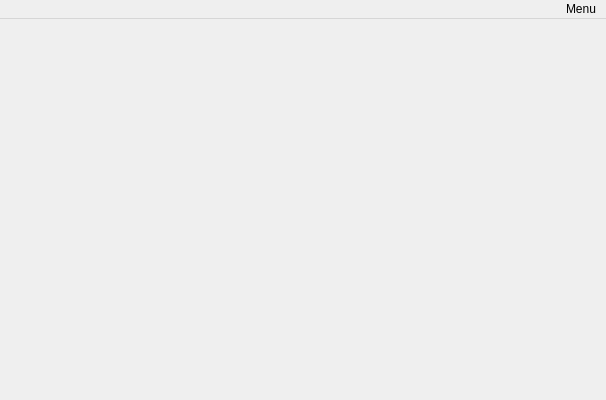
Above: mainwindow.ui from akukushkin/Battle_city before the change. Below: the same form after it.
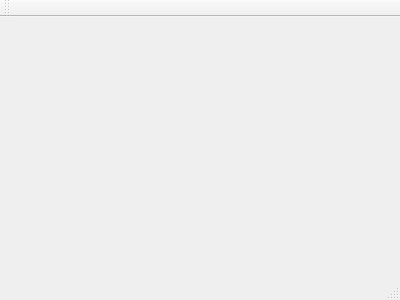
That is the form after the change. Icons and pictures are not drawn.

```diff
--- a/mainwindow.ui
+++ b/mainwindow.ui
@@ -1,61 +1,25 @@
 <?xml version="1.0" encoding="UTF-8"?>
 <ui version="4.0">
  <class>MainWindow</class>
- <widget class="QMainWindow" name="MainWindow">
-  <property name="geometry">
+ <widget class="QMainWindow" name="MainWindow" >
+  <property name="geometry" >
    <rect>
     <x>0</x>
     <y>0</y>
-    <width>606</width>
-    <height>400</height>
+    <width>400</width>
+    <height>300</height>
    </rect>
   </property>
   <property name="windowTitle">
    <string>Battle City</string>
   </property>
-  <property name="windowIcon">
-   <iconset resource="res.qrc">
-    <normaloff>:/images/tank.png</normaloff>:/images/tank.png</iconset>
-  </property>
-  <property name="layoutDirection">
-   <enum>Qt::RightToLeft</enum>
-  </property>
-  <widget class="QWidget" name="centralWidget">
-   <property name="layoutDirection">
-    <enum>Qt::RightToLeft</enum>
-   </property>
-  </widget>
-  <widget class="QMenuBar" name="menuBar">
-   <property name="geometry">
-    <rect>
-     <x>0</x>
-     <y>0</y>
-     <width>606</width>
-     <height>25</height>
-    </rect>
-   </property>
-   <widget class="QMenu" name="menuMenu">
-    <property name="title">
-     <string>Menu</string>
-    </property>
-    <addaction name="actionStart_2"/>
-   </widget>
-   <addaction name="menuMenu"/>
-  </widget>
-  <action name="actionStart">
-   <property name="text">
-    <string>Start</string>
-   </property>
-  </action>
-  <action name="actionStart_2">
-   <property name="text">
-    <string>Exit</string>
-   </property>
-  </action>
+  <widget class="QMenuBar" name="menuBar" />
+  <widget class="QToolBar" name="mainToolBar" />
+  <widget class="QWidget" name="centralWidget" />
+  <widget class="QStatusBar" name="statusBar" />
  </widget>
- <layoutdefault spacing="6" margin="11"/>
- <resources>
-  <include location="res.qrc"/>
- </resources>
+ <layoutDefault spacing="6" margin="11" />
+ <pixmapfunction></pixmapfunction>
+ <resources/>
  <connections/>
 </ui>
```
Left out of the diff: 5 changed lines with no effect on the pictures.
